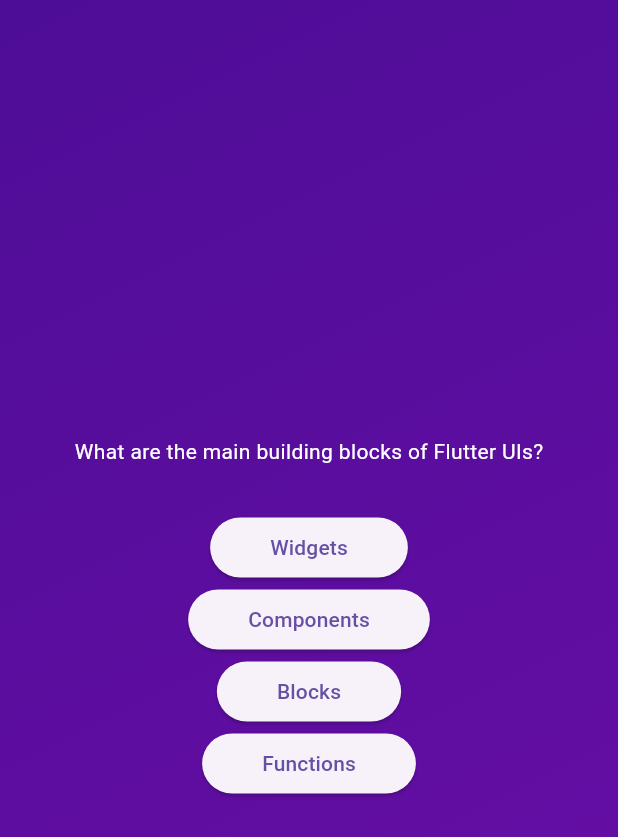
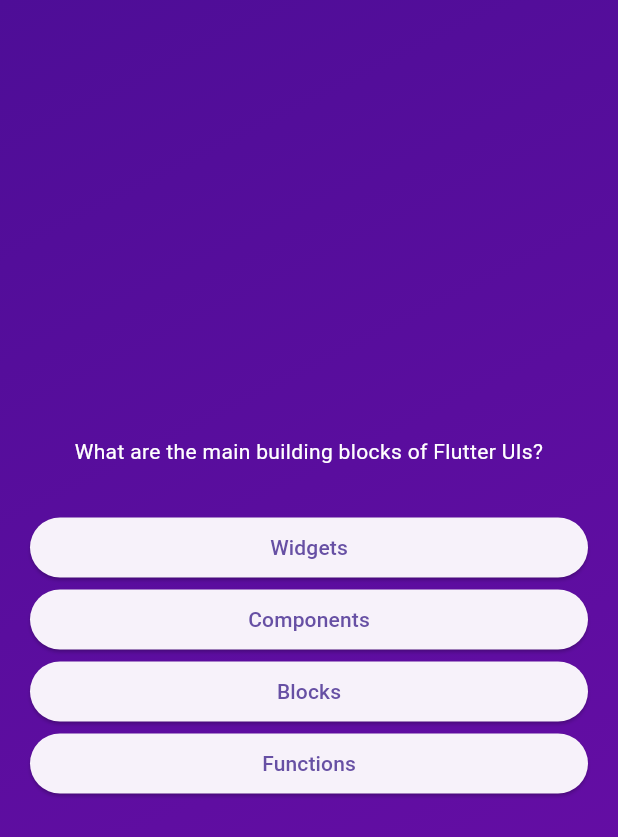
Before and after one commit to saksham-raghuvanshi/flutter-quiz-app, a Flutter app: the screen it shows after launch, after a tap on "Start Quiz", on a phone screen of 412 x 824 dp. Shown: the top 837 px of the screen. Run offline on Flutter 3.47's test engine with Material 3 defaults, Android fonts, the phone set to English and light mode, and no system bars.

Commit message:
margin & aligntext center

```diff
--- a/lib/question_screen.dart
+++ b/lib/question_screen.dart
@@ -15,12 +15,16 @@ class _QuestionsScreenState extends State<QuestionsScreen> {
     final currentQuestion = questions[0];
     return SizedBox(
       width: double.infinity,
+      child: Container(
+        margin: const EdgeInsets.all(20),
         child: Column(
           mainAxisAlignment: MainAxisAlignment.center,
+          crossAxisAlignment: CrossAxisAlignment.stretch,
           children: [
             Text(
               currentQuestion.text,
               style: TextStyle(color: Colors.white),
+              textAlign: TextAlign.center,
             ),
             const SizedBox(
               height: 30,
@@ -30,6 +34,11 @@ class _QuestionsScreenState extends State<QuestionsScreen> {
             }),
           ],
         ),
+      ),
     );
   }
 }
+
+
+//Main Axis for Vertical
+//Cross Axis for horizontal
```
Lines whose indentation alone changed are shown as unchanged.
